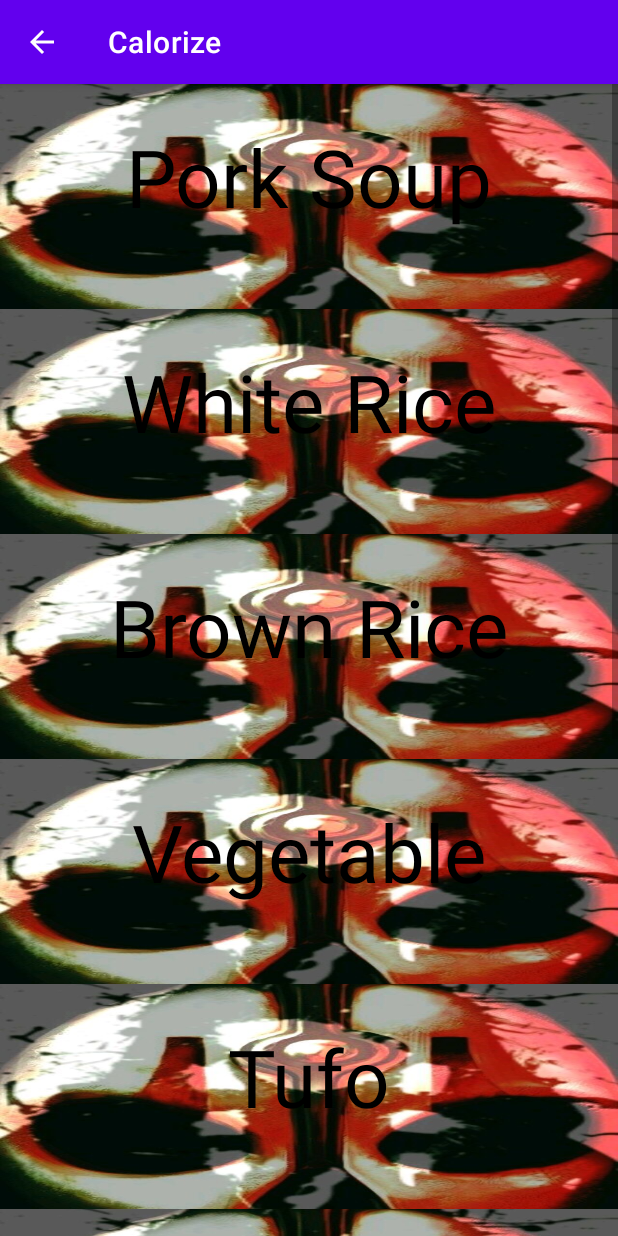
After one commit to XuSog/Calorize, an Android app: the HealthySoupActivity screen opened directly, with no data from a screen before it, on a phone screen of 412 x 824 dp. The commit adds this screen. Run offline under Robolectric (Android 15) with nearby library versions, the phone set to English and light mode, and no system bars.

Commit message:
add Activity for selecting food

```diff
--- a/app/src/main/AndroidManifest.xml
+++ b/app/src/main/AndroidManifest.xml
@@ -9,6 +9,11 @@
         android:roundIcon="@mipmap/ic_launcher_round"
         android:supportsRtl="true"
         android:theme="@style/Theme.HealthCare">
+        <activity android:name=".HealthySoupActivity"
+            android:parentActivityName=".MainActivity"></activity>
+        <activity
+            android:name=".FoodDetail"
+            android:parentActivityName=".HealthySoupActivity" />
         <activity android:name=".MainActivity">
             <intent-filter>
                 <action android:name="android.intent.action.MAIN" />
--- /dev/null
+++ b/app/src/main/java/com/example/healthcare/CustomImageButton.java
@@ -0,0 +1,35 @@
+package com.example.healthcare;
+
+import android.content.Context;
+import android.graphics.Canvas;
+import android.graphics.Paint;
+import android.util.AttributeSet;
+import android.widget.ImageButton;
+
+public class CustomImageButton extends  androidx.appcompat.widget.AppCompatImageButton  {
+    private String _text = "";
+    private int _color = 0;
+    private float _textsize = 0f;
+    public CustomImageButton(Context context, AttributeSet attrs) {
+        super(context, attrs);
+    }
+    public void setText(String text){
+        this._text = text;
+    }
+    public void setColor(int color){
+        this._color = color;
+    }
+    public void setTextSize(float textsize){
+        this._textsize = textsize;
+    }
+
+    @Override
+    protected void onDraw(Canvas canvas) {
+        super.onDraw(canvas);
+        Paint paint = new Paint();
+        paint.setTextAlign(Paint.Align.CENTER);
+        paint.setColor(_color);
+        paint.setTextSize(_textsize);
+        canvas.drawText(_text, canvas.getWidth()/2, (canvas.getHeight()/2)+12, paint);
+    }
+}
--- /dev/null
+++ b/app/src/main/java/com/example/healthcare/HealthySoupActivity.java
@@ -0,0 +1,111 @@
+package com.example.healthcare;
+
+import android.content.Intent;
+import android.content.SharedPreferences;
+import android.graphics.Color;
+import android.os.Bundle;
+import android.util.Log;
+import android.view.View;
+
+import androidx.appcompat.app.AppCompatActivity;
+
+import com.google.gson.Gson;
+import com.google.gson.reflect.TypeToken;
+
+import java.lang.reflect.Type;
+import java.util.ArrayList;
+
+public class HealthySoupActivity extends AppCompatActivity {
+
+    CustomImageButton porkSoupButton;
+    CustomImageButton whiteRiceButton;
+    CustomImageButton brownRiceButton;
+    CustomImageButton vegetableButton;
+    CustomImageButton tufoButton;
+    CustomImageButton pigEarButton;
+    CustomImageButton pigTongueButton;
+    CustomImageButton chickenMeatButton;
+    CustomImageButton chickenLiverButton;
+
+    public static String KEY="";
+
+
+    ArrayList<String> data=new ArrayList<>();
+
+
+    @Override
+    protected void onCreate(Bundle savedInstanceState) {
+        super.onCreate(savedInstanceState);
+        setContentView(R.layout.healthy_soup_layout);
+
+        porkSoupButton=findViewById(R.id.porkSoupButton);
+        whiteRiceButton=findViewById(R.id.whiteRiceButton);
+        brownRiceButton=findViewById(R.id.brownRiceButton);
+        vegetableButton=findViewById(R.id.vegetableButton);
+        tufoButton=findViewById(R.id.tufoButton);
+        pigEarButton=findViewById(R.id.pigEarButton);
+        pigTongueButton=findViewById(R.id.pigTongueButton);
+        chickenMeatButton=findViewById(R.id.chickenMeatButton);
+        chickenLiverButton=findViewById(R.id.chickenLiverButton);
+
+        porkSoupButton.setText("Pork Soup");
+        porkSoupButton.setTextSize(80f);
+        porkSoupButton.setColor(Color.BLACK);
+
+
+        whiteRiceButton.setText("White Rice");
+        whiteRiceButton.setTextSize(80f);
+        whiteRiceButton.setColor(Color.BLACK);
+
+        brownRiceButton.setText("Brown Rice");
+        brownRiceButton.setColor(Color.BLACK);
+        brownRiceButton.setTextSize(80f);
+
+        vegetableButton.setText("Vegetable");
+        vegetableButton.setTextSize(80f);
+        vegetableButton.setColor(Color.BLACK);
+
+        tufoButton.setText("Tufo");
+        tufoButton.setColor(Color.BLACK);
+        tufoButton.setTextSize(80f);
+
+        pigEarButton.setText("Pig Ear");
+        pigEarButton.setTextSize(80f);
+        pigEarButton.setColor(Color.BLACK);
+
+        pigTongueButton.setText("Pig Tongue");
+        pigTongueButton.setColor(Color.BLACK);
+        pigTongueButton.setTextSize(80f);
+
+        chickenMeatButton.setText("Chicken Meat");
+        chickenMeatButton.setTextSize(80f);
+        chickenMeatButton.setColor(Color.BLACK);
+
+        chickenLiverButton.setText("Chicken Liver");
+        chickenLiverButton.setColor(Color.BLACK);
+        chickenLiverButton.setTextSize(80f);
+
+
+
+        porkSoupButton.setOnClickListener(new View.OnClickListener() {
+            @Override
+            public void onClick(View v) {
+                Intent intent = new Intent(HealthySoupActivity.this, FoodDetail.class);
+                KEY="PORK SOUP KEY";
+                data.clear();
+                data.add("PORK SOUP");  // TO BE FILLED WITH ACTUAL VALUE !!!!!!!!!!!!!!!!!!!!!!!!!!!!!
+                data.add("144.41");
+                data.add("18");
+                data.add("6");
+                data.add("41.36");
+                Log.e("TAG",data.get(0));
+                intent.putExtra(KEY,data);
+                startActivity(intent);
+            }
+        });
+
+
+    }
+
+
+}
--- a/app/src/main/res/layout/activity_main.xml
+++ b/app/src/main/res/layout/activity_main.xml
@@ -61,6 +61,7 @@
     </LinearLayout>
 
     <Button
+        android:id="@+id/buttonOne"
         android:layout_width="match_parent"
         android:layout_height="0dp"
         android:paddingTop="16dp"
--- /dev/null
+++ b/app/src/main/res/layout/healthy_soup_layout.xml
@@ -0,0 +1,110 @@
+<?xml version="1.0" encoding="utf-8"?>
+<ScrollView xmlns:android="http://schemas.android.com/apk/res/android"
+    xmlns:app="http://schemas.android.com/apk/res-auto"
+    xmlns:tools="http://schemas.android.com/tools"
+    android:layout_width="match_parent"
+    android:layout_height="match_parent"
+    tools:context=".HealthySoupActivity">
+    <LinearLayout
+        android:orientation="vertical"
+        android:layout_width="match_parent"
+        android:layout_height="match_parent">
+
+        <com.example.healthcare.CustomImageButton
+
+            android:id="@+id/porkSoupButton"
+            android:contentDescription="@string/app_name"
+
+            android:layout_width="match_parent"
+            android:layout_height="150dp"
+
+            android:background="@drawable/sys1d" />
+
+        <com.example.healthcare.CustomImageButton
+
+            android:id="@+id/whiteRiceButton"
+            android:contentDescription="@string/app_name"
+
+            android:layout_width="match_parent"
+            android:layout_height="150dp"
+
+            android:background="@drawable/sys1d" />
+
+        <com.example.healthcare.CustomImageButton
+
+            android:id="@+id/brownRiceButton"
+            android:contentDescription="@string/app_name"
+
+            android:layout_width="match_parent"
+
+            android:layout_height="150dp"
+
+            android:background="@drawable/sys1d" />
+
+        <com.example.healthcare.CustomImageButton
+
+            android:id="@+id/vegetableButton"
+            android:contentDescription="@string/app_name"
+
+            android:layout_width="match_parent"
+
+            android:layout_height="150dp"
+
+            android:background="@drawable/sys1d" />
+
+        <com.example.healthcare.CustomImageButton
+
+            android:id="@+id/tufoButton"
+            android:contentDescription="@string/app_name"
+
+            android:layout_width="match_parent"
+            android:layout_height="150dp"
+
+            android:background="@drawable/sys1d" />
+
+
+        <com.example.healthcare.CustomImageButton
+
+            android:id="@+id/pigEarButton"
+            android:contentDescription="@string/app_name"
+
+            android:layout_width="match_parent"
+
+            android:layout_height="150dp"
+
+            android:background="@drawable/sys1d" />
+
+        <com.example.healthcare.CustomImageButton
+
+            android:id="@+id/pigTongueButton"
+            android:contentDescription="@string/app_name"
+
+            android:layout_width="match_parent"
+
+            android:layout_height="150dp"
+
+            android:background="@drawable/sys1d" />
+
+        <com.example.healthcare.CustomImageButton
+
+            android:id="@+id/chickenMeatButton"
+            android:contentDescription="@string/app_name"
+
+            android:layout_width="match_parent"
+            android:layout_height="150dp"
+
+            android:background="@drawable/sys1d" />
+
+        <com.example.healthcare.CustomImageButton
+
+            android:id="@+id/chickenLiverButton"
+            android:contentDescription="@string/app_name"
+
+            android:layout_width="match_parent"
+            android:layout_height="150dp"
+
+            android:background="@drawable/sys1d" />
+
+
+    </LinearLayout>
+</ScrollView>
```
Also changed, not shown: app/src/main/java/com/example/healthcare/FoodDetail.java (+19 -16 lines), app/src/main/java/com/example/healthcare/MainActivity.java (+15 -0 lines), app/src/main/res/layout/food_detail.xml (+11 -2 lines).
